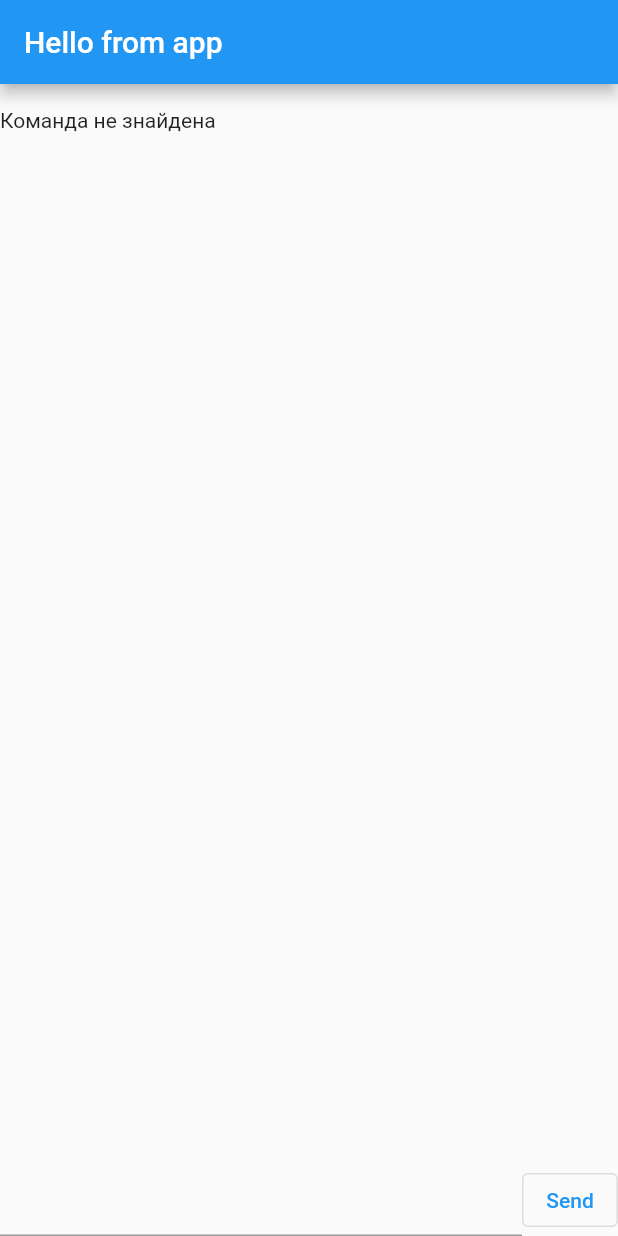
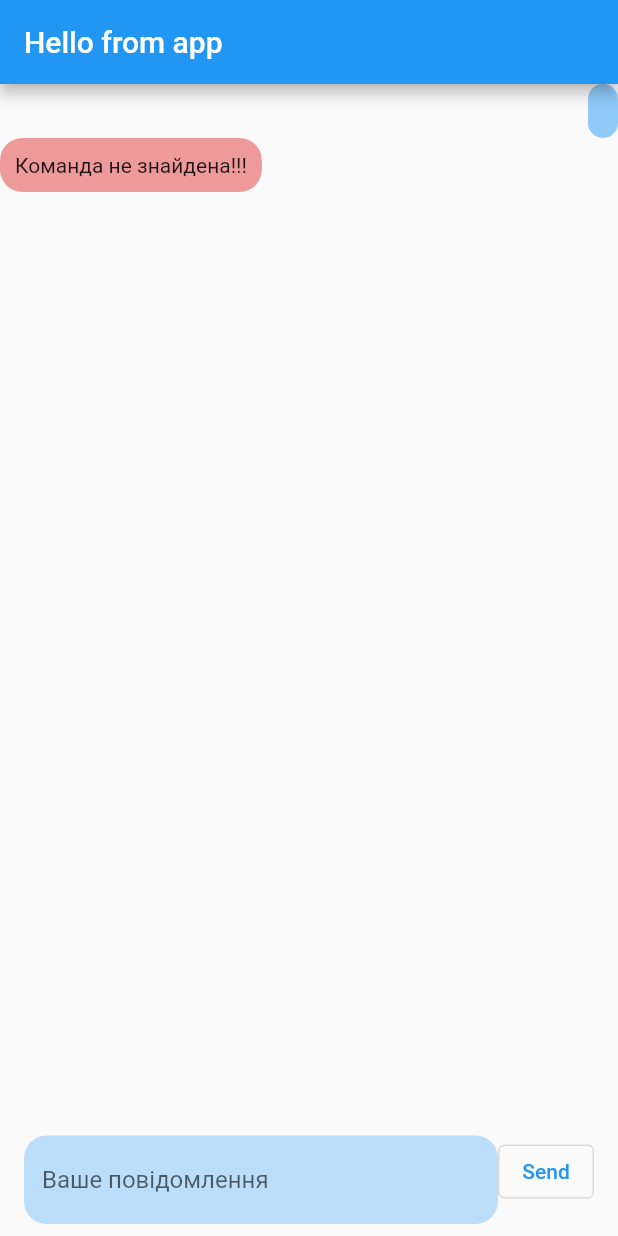
Before and after one commit to nicourrrn/chat-bot, a Flutter app: the screen it shows after launch, after a tap on "Send", on a phone screen of 412 x 824 dp. Run offline on Flutter 3.47's test engine with Material 2 defaults, Android fonts, the phone set to English and light mode, and no system bars.

Commit message:
Decorated _NullResult, MainScreen and TextMessage

```diff
--- a/lib/base_module/messages.dart
+++ b/lib/base_module/messages.dart
@@ -7,7 +7,14 @@ class TextMessage extends Message {
 
   @override
   Widget getWidget() {
-    return Text(text);
+    return Container(
+      child: Text(text),
+      decoration: BoxDecoration(
+        color: Colors.blue.shade200,
+        borderRadius: BorderRadius.circular(15),
+      ),
+    padding: const EdgeInsets.all(10),
+    );
   }
 
 }
--- a/lib/bot_api/bot.dart
+++ b/lib/bot_api/bot.dart
@@ -30,6 +30,14 @@ class _NullResult extends Message{
 
   @override
   Widget getWidget() {
-    return const Text("Команда не знайдена");
+    return Container(
+      child: const Text("Команда не знайдена!!!"),
+      decoration: BoxDecoration(
+        color: Colors.red.shade200,
+        borderRadius: BorderRadius.circular(15),
+      ),
+      padding: const EdgeInsets.all(10),
+    );
   }
+
 }
--- a/lib/main_screen.dart
+++ b/lib/main_screen.dart
@@ -1,6 +1,7 @@
 import 'package:flutter/cupertino.dart';
 import 'package:flutter/material.dart';
 import 'package:chat_bot/bot_api/bot.dart';
+import 'package:flutter/rendering.dart';
 import 'package:provider/provider.dart';
 
 import 'base_module/messages.dart';
@@ -31,12 +32,23 @@ class MainScreen extends StatelessWidget {
                           : AlignmentDirectional.centerStart,
                     );
                   })),
-          Row(
+          Padding(
+              padding: const EdgeInsets.symmetric(horizontal: 16, vertical: 8),
+                child: Row(
+                    crossAxisAlignment: CrossAxisAlignment.start,
                     children: [
                   Expanded(child: TextField(
                       controller: userTextCtrl,
-              )),
-              OutlinedButton(child: const Text("Send"),
+                      decoration: InputDecoration(
+                          hintText: "Ваше повідомлення",
+                          border: OutlineInputBorder(
+                            borderRadius: BorderRadius.circular(15),
+                            borderSide: BorderSide.none
+                          ),
+                          filled: true,
+                          fillColor: Colors.blue.shade100))),
+                  OutlinedButton(
+                      child: const Text("Send"),
                       onPressed: () {
                         var text = userTextCtrl.text;
                         bot.addMessage(TextMessage(text, true));
@@ -44,8 +56,7 @@ class MainScreen extends StatelessWidget {
                         bot.addMessage(result);
                         userTextCtrl.text = '';
                       })
-            ],
-          )
+                ])),
         ]));
   }
 }
```
Lines whose indentation alone changed are shown as unchanged.
